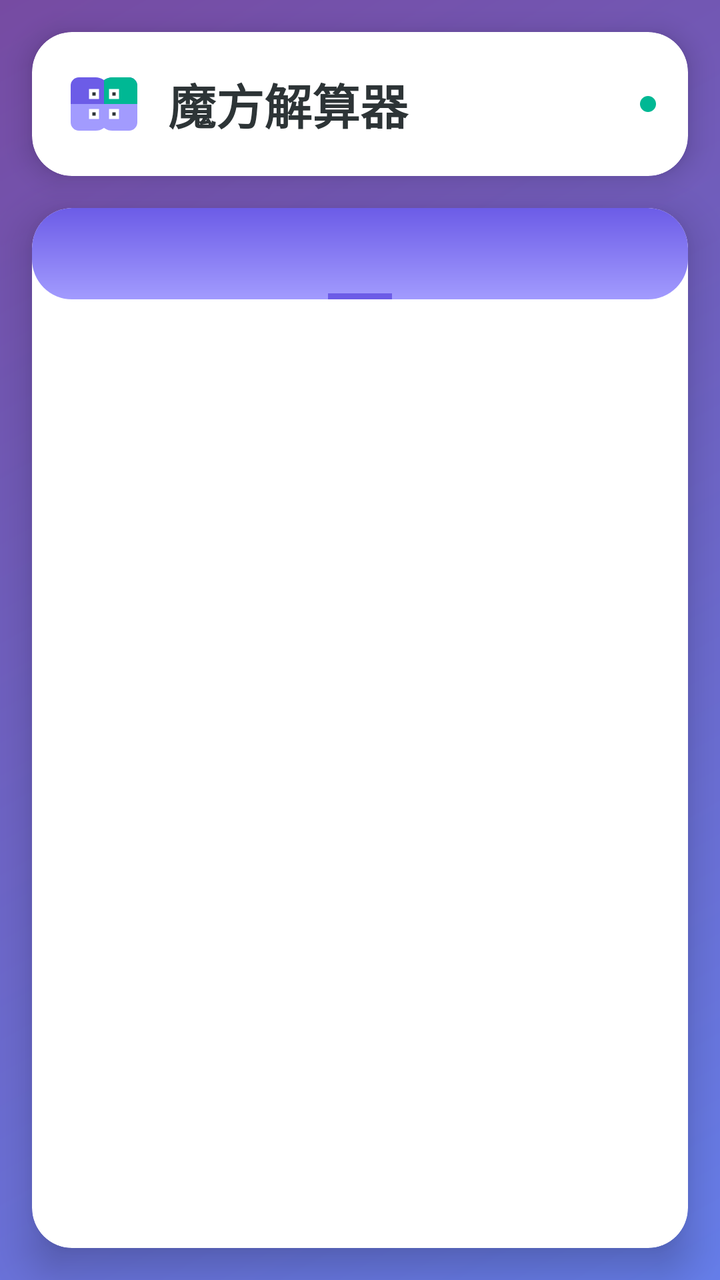
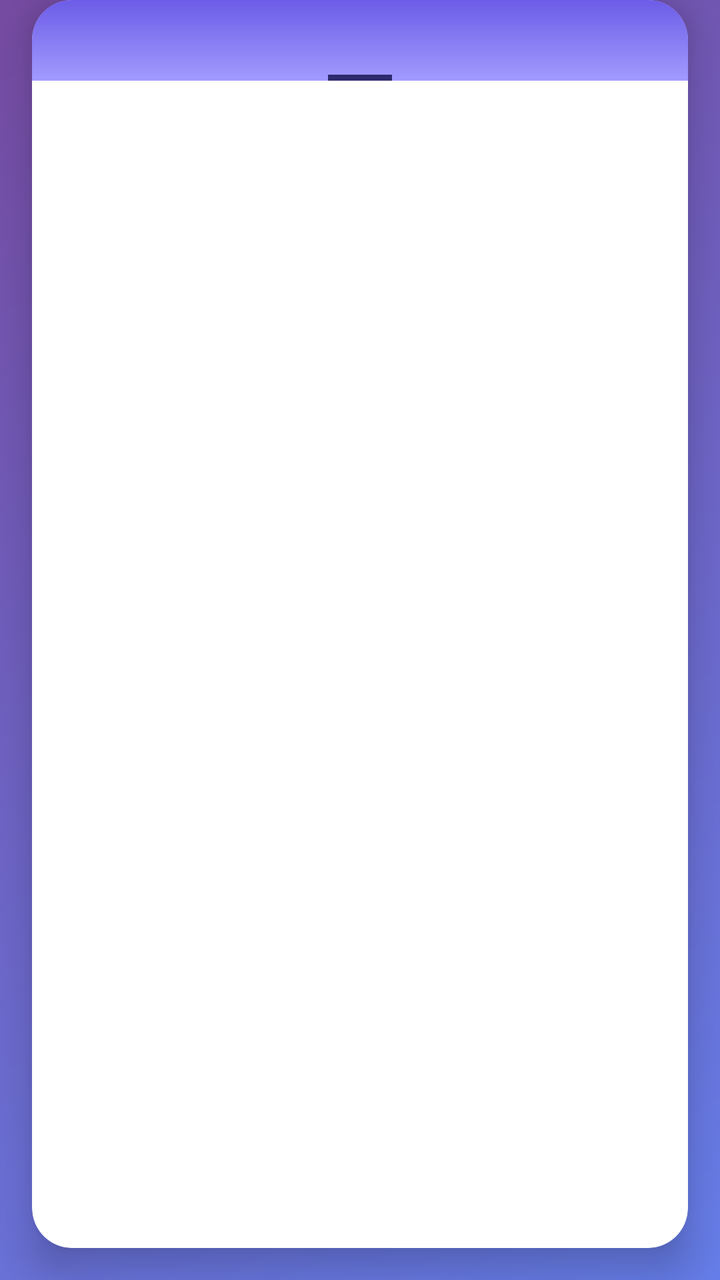

An Android layout rendered at two revisions. The XML below is the earlier revision; the diff shows what the commit changed to produce the second picture.
<!-- AndroidManifest.xml: application theme Theme.Test -->
<!-- res/layout/activity_main.xml -->
<?xml version="1.0" encoding="utf-8"?>
<LinearLayout
    xmlns:android="http://schemas.android.com/apk/res/android"
    xmlns:app="http://schemas.android.com/apk/res-auto"
    xmlns:tools="http://schemas.android.com/tools"
    android:layout_width="match_parent"
    android:layout_height="match_parent"
    tools:context=".MainActivity"
    android:keepScreenOn="true"
    android:orientation="vertical"
    android:background="@drawable/gradient_background">

    
    <androidx.cardview.widget.CardView
        android:layout_width="match_parent"
        android:layout_height="wrap_content"
        android:layout_margin="16dp"
        app:cardCornerRadius="20dp"
        app:cardElevation="8dp"
        android:backgroundTint="@color/white">

        <LinearLayout
            android:layout_width="match_parent"
            android:layout_height="wrap_content"
            android:orientation="horizontal"
            android:padding="16dp"
            android:gravity="center_vertical">

            <ImageView
                android:layout_width="40dp"
                android:layout_height="40dp"
                android:src="@drawable/ic_cube"
                android:layout_marginEnd="12dp"/>

            <TextView
                android:layout_width="0dp"
                android:layout_height="wrap_content"
                android:layout_weight="1"
                android:text="魔方解算器"
                android:textSize="24sp"
                android:textStyle="bold"
                android:textColor="#2D3436"/>

            <View
                android:layout_width="8dp"
                android:layout_height="8dp"
                android:background="@drawable/status_dot"
                android:backgroundTint="#00B894"/>

        </LinearLayout>
    </androidx.cardview.widget.CardView>

    
    <androidx.cardview.widget.CardView
        android:layout_width="match_parent"
        android:layout_height="0dp"
        android:layout_weight="1"
        android:layout_marginHorizontal="16dp"
        android:layout_marginBottom="16dp"
        app:cardCornerRadius="20dp"
        app:cardElevation="12dp"
        android:backgroundTint="@color/white">

        <androidx.viewpager.widget.ViewPager
            android:id="@+id/viewPager"
            android:layout_width="match_parent"
            android:layout_height="match_parent">

            <androidx.viewpager.widget.PagerTabStrip
                android:layout_width="match_parent"
                android:layout_height="wrap_content"
                android:background="@drawable/tab_background"
                android:paddingTop="12dp"
                android:paddingBottom="12dp"
                android:textColor="#6C5CE7"
                android:textSize="16sp"/>

        </androidx.viewpager.widget.ViewPager>

    </androidx.cardview.widget.CardView>

</LinearLayout>
<!-- resources referenced by this layout -->
<resources>
  <color name="white">#FFFFFFFF</color>
  <!-- drawable gradient_background (drawable) -->
  <?xml version="1.0" encoding="utf-8"?>
  <shape xmlns:android="http://schemas.android.com/apk/res/android">
      <gradient
          android:type="linear"
          android:angle="135"
          android:startColor="#667eea"
          android:endColor="#764ba2"/>
  </shape>
  <!-- drawable ic_cube (drawable) -->
  <?xml version="1.0" encoding="utf-8"?>
  <vector xmlns:android="http://schemas.android.com/apk/res/android"
      android:width="24dp"
      android:height="24dp"
      android:viewportWidth="24"
      android:viewportHeight="24">
      <path
          android:fillColor="#6C5CE7"
          android:pathData="M2,12L2,6.5C2,5.11 3.11,4 4.5,4L9.5,4C10.33,4 11.13,4.25 11.79,4.71L12,4.84L12.21,4.71C12.87,4.25 13.67,4 14.5,4L19.5,4C20.89,4 22,5.11 22,6.5L22,12L12,12L2,12Z"/>
      <path
          android:fillColor="#A29BFE"
          android:pathData="M2,12L12,12L22,12L22,17.5C22,18.89 20.89,20 19.5,20L14.5,20C13.67,20 12.87,19.75 12.21,19.29L12,19.16L11.79,19.29C11.13,19.75 10.33,20 9.5,20L4.5,20C3.11,20 2,18.89 2,17.5L2,12Z"/>
      <path
          android:fillColor="#00B894"
          android:pathData="M12,4.84L12,12L22,12L22,6.5C22,5.11 20.89,4 19.5,4L14.5,4C13.67,4 12.87,4.25 12.21,4.71L12,4.84Z"/>
      <path
          android:fillColor="#2D3436"
          android:strokeWidth="1"
          android:strokeColor="#FFFFFF"
          android:pathData="M8,8L8,10L10,10L10,8L8,8ZM14,8L14,10L16,10L16,8L14,8ZM8,14L8,16L10,16L10,14L8,14ZM14,14L14,16L16,16L16,14L14,14Z"/>
  </vector>
  <!-- drawable status_dot (drawable) -->
  <?xml version="1.0" encoding="utf-8"?>
  <shape xmlns:android="http://schemas.android.com/apk/res/android">
      <solid android:color="@color/white"/>
      <corners android:radius="4dp"/>
  </shape>
  <!-- drawable tab_background (drawable) -->
  <?xml version="1.0" encoding="utf-8"?>
  <shape xmlns:android="http://schemas.android.com/apk/res/android">
      <gradient
          android:type="linear"
          android:angle="90"
          android:startColor="#A29BFE"
          android:endColor="#6C5CE7"/>
      <corners android:radius="20dp"/>
  </shape>
  <style name="Theme.Test" parent="Theme.MaterialComponents.DayNight.NoActionBar.Bridge" />
</resources>

<!-- the commit's change to res/layout/activity_main.xml (unified diff, before → after) -->
@@ -9,46 +9,6 @@
     android:keepScreenOn="true"
     android:orientation="vertical"
     android:background="@drawable/gradient_background">
-
-    
-    <androidx.cardview.widget.CardView
-        android:layout_width="match_parent"
-        android:layout_height="wrap_content"
-        android:layout_margin="16dp"
-        app:cardCornerRadius="20dp"
-        app:cardElevation="8dp"
-        android:backgroundTint="@color/white">
-
-        <LinearLayout
-            android:layout_width="match_parent"
-            android:layout_height="wrap_content"
-            android:orientation="horizontal"
-            android:padding="16dp"
-            android:gravity="center_vertical">
-
-            <ImageView
-                android:layout_width="40dp"
-                android:layout_height="40dp"
-                android:src="@drawable/ic_cube"
-                android:layout_marginEnd="12dp"/>
-
-            <TextView
-                android:layout_width="0dp"
-                android:layout_height="wrap_content"
-                android:layout_weight="1"
-                android:text="魔方解算器"
-                android:textSize="24sp"
-                android:textStyle="bold"
-                android:textColor="#2D3436"/>
-
-            <View
-                android:layout_width="8dp"
-                android:layout_height="8dp"
-                android:background="@drawable/status_dot"
-                android:backgroundTint="#00B894"/>
-
-        </LinearLayout>
-    </androidx.cardview.widget.CardView>
 
     
     <androidx.cardview.widget.CardView
@@ -72,8 +32,8 @@
                 android:background="@drawable/tab_background"
                 android:paddingTop="12dp"
                 android:paddingBottom="12dp"
-                android:textColor="#6C5CE7"
-                android:textSize="16sp"/>
+                android:textColor="#2E2A6F"
+                android:textSize="12sp"/>
 
         </androidx.viewpager.widget.ViewPager>
 
<!-- resource entries referenced after the edit -->
@@ -10,34 +10,6 @@
           android:startColor="#667eea"
           android:endColor="#764ba2"/>
   </shape>
-  <!-- drawable ic_cube (drawable) -->
-  <?xml version="1.0" encoding="utf-8"?>
-  <vector xmlns:android="http://schemas.android.com/apk/res/android"
-      android:width="24dp"
-      android:height="24dp"
-      android:viewportWidth="24"
-      android:viewportHeight="24">
-      <path
-          android:fillColor="#6C5CE7"
-          android:pathData="M2,12L2,6.5C2,5.11 3.11,4 4.5,4L9.5,4C10.33,4 11.13,4.25 11.79,4.71L12,4.84L12.21,4.71C12.87,4.25 13.67,4 14.5,4L19.5,4C20.89,4 22,5.11 22,6.5L22,12L12,12L2,12Z"/>
-      <path
-          android:fillColor="#A29BFE"
-          android:pathData="M2,12L12,12L22,12L22,17.5C22,18.89 20.89,20 19.5,20L14.5,20C13.67,20 12.87,19.75 12.21,19.29L12,19.16L11.79,19.29C11.13,19.75 10.33,20 9.5,20L4.5,20C3.11,20 2,18.89 2,17.5L2,12Z"/>
-      <path
-          android:fillColor="#00B894"
-          android:pathData="M12,4.84L12,12L22,12L22,6.5C22,5.11 20.89,4 19.5,4L14.5,4C13.67,4 12.87,4.25 12.21,4.71L12,4.84Z"/>
-      <path
-          android:fillColor="#2D3436"
-          android:strokeWidth="1"
-          android:strokeColor="#FFFFFF"
-          android:pathData="M8,8L8,10L10,10L10,8L8,8ZM14,8L14,10L16,10L16,8L14,8ZM8,14L8,16L10,16L10,14L8,14ZM14,14L14,16L16,16L16,14L14,14Z"/>
-  </vector>
-  <!-- drawable status_dot (drawable) -->
-  <?xml version="1.0" encoding="utf-8"?>
-  <shape xmlns:android="http://schemas.android.com/apk/res/android">
-      <solid android:color="@color/white"/>
-      <corners android:radius="4dp"/>
-  </shape>
   <!-- drawable tab_background (drawable) -->
   <?xml version="1.0" encoding="utf-8"?>
   <shape xmlns:android="http://schemas.android.com/apk/res/android">
@@ -46,7 +18,7 @@
           android:angle="90"
           android:startColor="#A29BFE"
           android:endColor="#6C5CE7"/>
-      <corners android:radius="20dp"/>
+      <corners android:radius="0dp"/>
   </shape>
   <style name="Theme.Test" parent="Theme.MaterialComponents.DayNight.NoActionBar.Bridge" />
 </resources>
